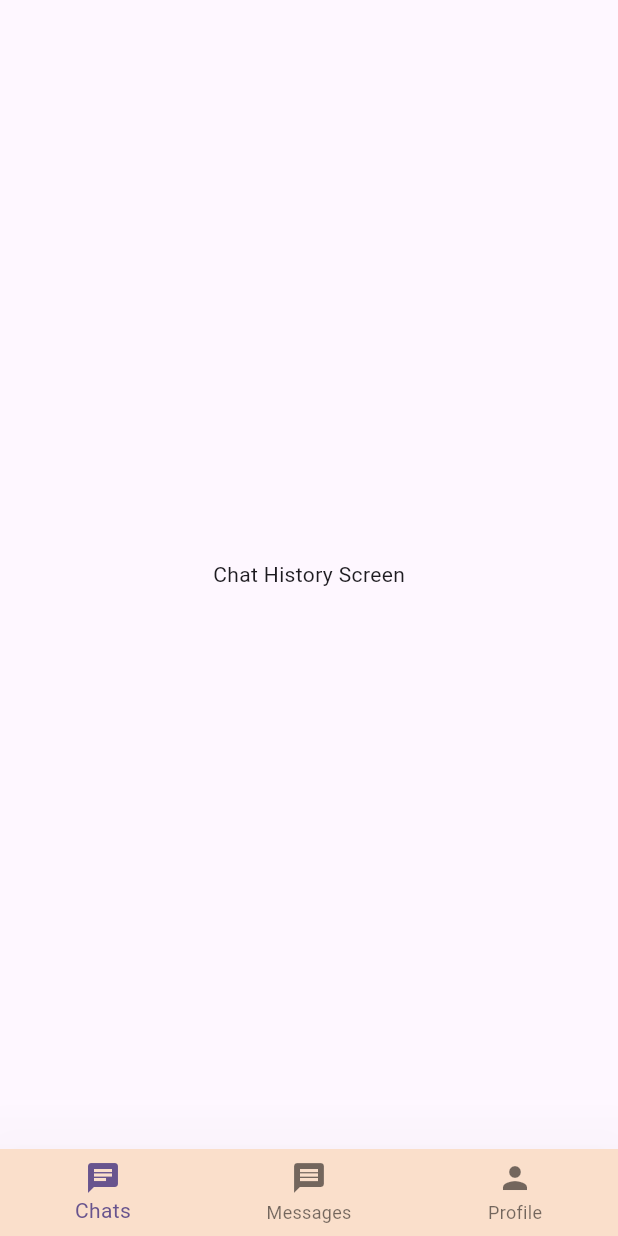
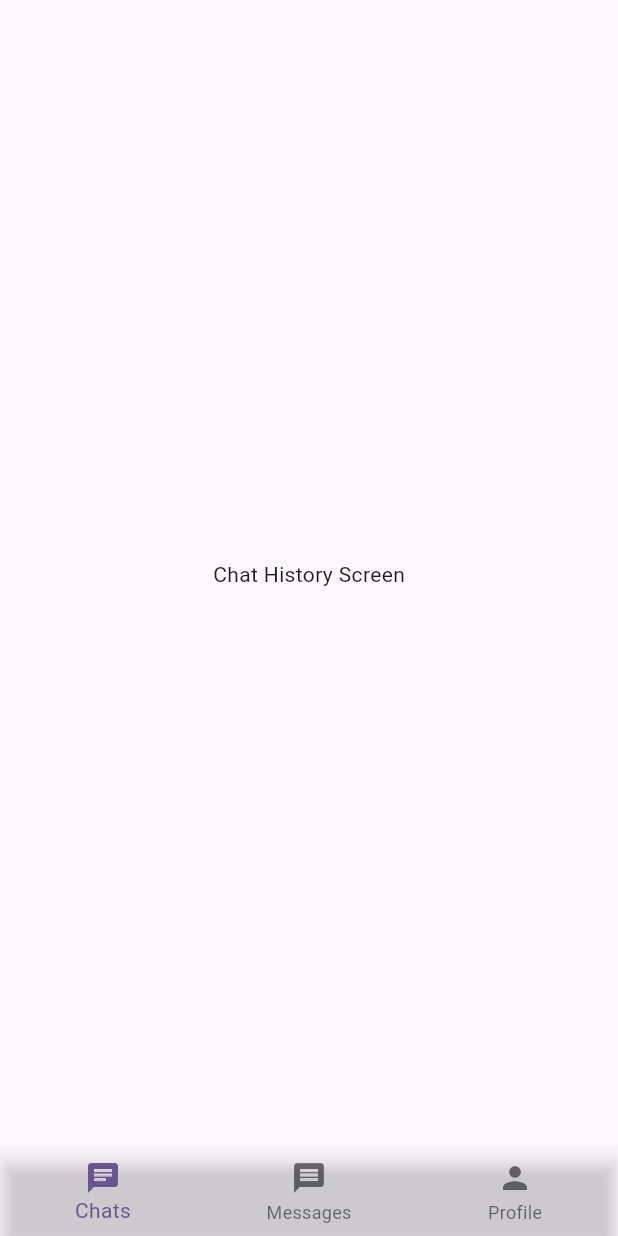
Before and after one commit to Devsaci/gemini_rd_app, a Flutter app: the screen it shows after launch, on a phone screen of 412 x 824 dp. Run offline on Flutter 3.47's test engine with Material 3 defaults, Android fonts, the phone set to English and light mode, and no system bars.

Commit message:
selectedItemColor

```diff
--- a/lib/screens/home_screen.dart
+++ b/lib/screens/home_screen.dart
@@ -35,9 +35,10 @@ class _HomeScreenState extends State<HomeScreen> {
         },
       ),
       bottomNavigationBar: BottomNavigationBar(
-        backgroundColor: const Color.fromARGB(255, 250, 223, 203),
+        backgroundColor: Colors.white30,
         currentIndex: _currentIndex,
-        elevation: 50,
+        elevation: 4,
+        selectedItemColor: Theme.of(context).colorScheme.primary,
         onTap: (index) {
           setState(() {
             _currentIndex = index;
```
